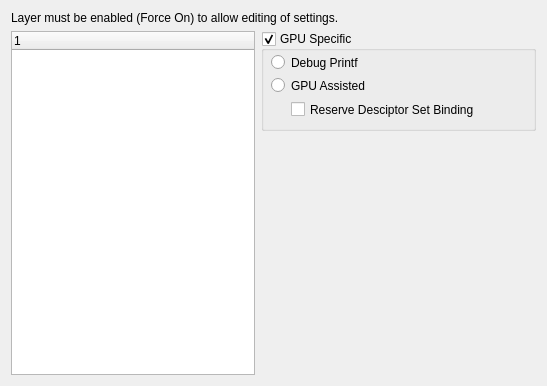
The window that vkconfig/khronossettingsadvanced.ui (LunarG/VulkanTools) describes before a commit, drawn with Qt 5.
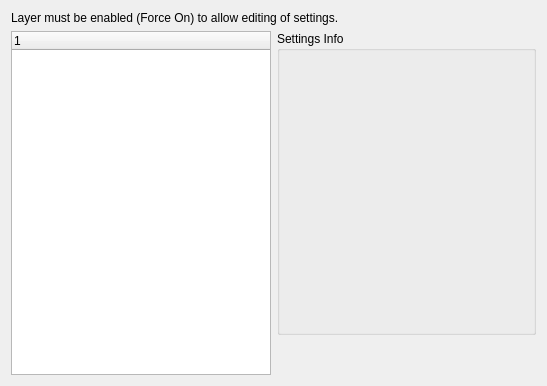
The same window after the commit.

The edit to the form file:
```diff
--- a/vkconfig/khronossettingsadvanced.ui
+++ b/vkconfig/khronossettingsadvanced.ui
@@ -41,66 +41,12 @@
      <property name="sizePolicy">
       <sizepolicy hsizetype="Preferred" vsizetype="Preferred">
        <horstretch>1</horstretch>
-       <verstretch>0</verstretch>
+       <verstretch>1</verstretch>
       </sizepolicy>
      </property>
-     <property name="minimumSize">
-      <size>
-       <width>275</width>
-       <height>100</height>
-      </size>
-     </property>
-     <property name="maximumSize">
-      <size>
-       <width>300</width>
-       <height>100</height>
-      </size>
-     </property>
      <property name="title">
-      <string>GPU Specific</string>
+      <string>Settings Info</string>
      </property>
-     <property name="checkable">
-      <bool>true</bool>
-     </property>
-     <widget class="QRadioButton" name="radioButtonDebug">
-      <property name="geometry">
-       <rect>
-        <x>10</x>
-        <y>23</y>
-        <width>231</width>
-        <height>17</height>
-       </rect>
-      </property>
-      <property name="text">
-       <string>Debug Printf</string>
-      </property>
-     </widget>
-     <widget class="QRadioButton" name="radioButtonGPU">
-      <property name="geometry">
-       <rect>
-        <x>10</x>
-        <y>46</y>
-        <width>231</width>
-        <height>17</height>
-       </rect>
-      </property>
-      <property name="text">
-       <string>GPU Assisted</string>
-      </property>
-     </widget>
-     <widget class="QCheckBox" name="checkReserve">
-      <property name="geometry">
-       <rect>
-        <x>30</x>
-        <y>70</y>
-        <width>241</width>
-        <height>17</height>
-       </rect>
-      </property>
-      <property name="text">
-       <string>Reserve Desciptor Set Binding</string>
-      </property>
-     </widget>
     </widget>
    </item>
    <item row="0" column="0" colspan="2">
```
Left out of the diff: 38 changed lines with no effect on the pictures.
